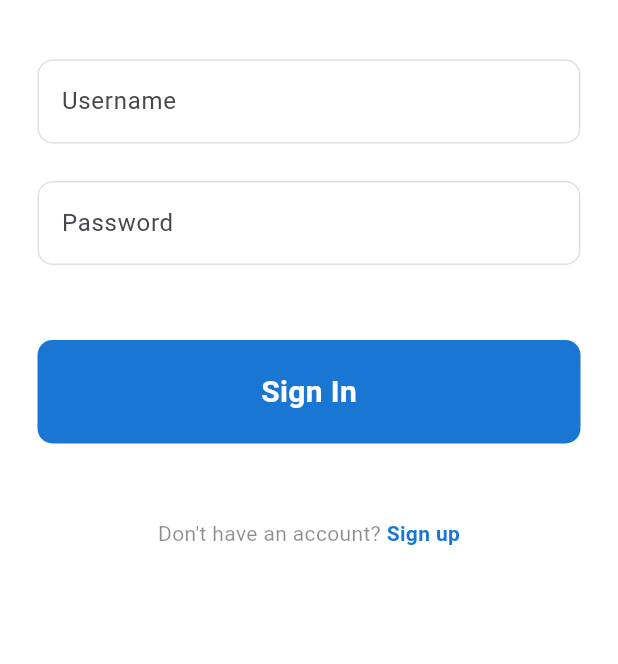
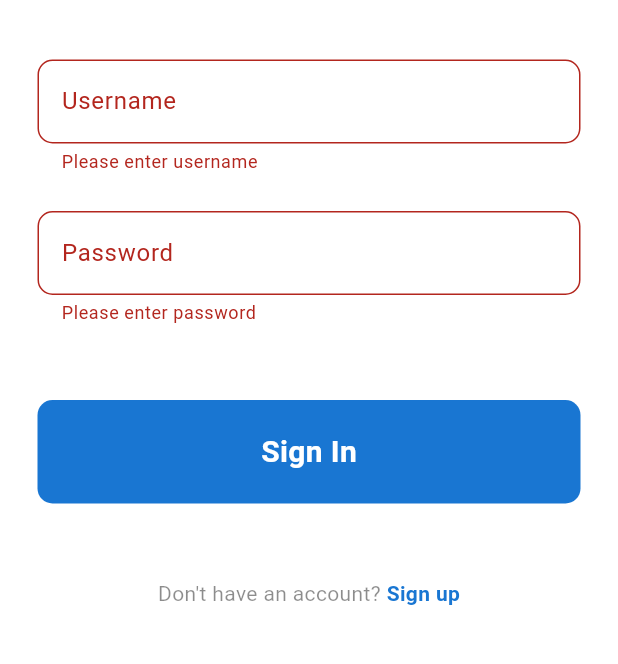
Before and after one commit to Naxn1a/Expense-Tracker-App, a Flutter app: the SignInScreen widget shown alone on an empty page, opened directly, after a tap on "Sign In", on a phone screen of 412 x 824 dp, the part 368-1032 px from its top. Run offline on Flutter 3.47's test engine with Material 3 defaults, Android fonts, the phone set to English and light mode, and no system bars.

```diff
--- a/expense_tracker_app/lib/components/sign_field.dart
+++ b/expense_tracker_app/lib/components/sign_field.dart
@@ -3,6 +3,7 @@ import 'package:flutter/material.dart';
 class SignField extends StatelessWidget {
   final TextEditingController controller;
   final bool obscureText;
+  final String? Function(String?)? validator;
   final Widget label;
   final String hintText;
 
@@ -10,15 +11,17 @@ class SignField extends StatelessWidget {
     super.key,
     required this.controller,
     required this.obscureText,
+    required this.validator,
     required this.label,
     required this.hintText,
   });
 
   @override
   Widget build(BuildContext context) {
-    return TextField(
+    return TextFormField(
       controller: controller,
       obscureText: obscureText,
+      validator: validator,
       decoration: InputDecoration(
         label: label,
         hintText: hintText,
--- a/expense_tracker_app/lib/screens/signin_screen.dart
+++ b/expense_tracker_app/lib/screens/signin_screen.dart
@@ -12,8 +12,19 @@ class SignInScreen extends StatefulWidget {
 }
 
 class _SignInScreenState extends State<SignInScreen> {
+  final _formKey = GlobalKey<FormState>();
   final usernameController = TextEditingController();
   final passwordController = TextEditingController();
+
+  handleSignIn() {
+    if (_formKey.currentState!.validate()) {
+      ScaffoldMessenger.of(context).showSnackBar(
+        const SnackBar(
+          content: Text('Sign In Successful'),
+        ),
+      );
+    }
+  }
 
   @override
   Widget build(BuildContext context) {
@@ -39,6 +50,7 @@ class _SignInScreenState extends State<SignInScreen> {
               ),
               child: SingleChildScrollView(
                 child: Form(
+                  key: _formKey,
                   child: Column(
                     crossAxisAlignment: CrossAxisAlignment.center,
                     children: [
@@ -56,6 +68,12 @@ class _SignInScreenState extends State<SignInScreen> {
                       SignField(
                         controller: TextEditingController(),
                         obscureText: false,
+                        validator: (v) {
+                          if (v == null || v.isEmpty) {
+                            return 'Please enter username';
+                          }
+                          return null;
+                        },
                         label: const Text('Username'),
                         hintText: 'Enter Username',
                       ),
@@ -65,13 +83,19 @@ class _SignInScreenState extends State<SignInScreen> {
                       SignField(
                         controller: TextEditingController(),
                         obscureText: true,
+                        validator: (v) {
+                          if (v == null || v.isEmpty) {
+                            return 'Please enter password';
+                          }
+                          return null;
+                        },
                         label: const Text('Password'),
                         hintText: 'Enter Password',
                       ),
                       const SizedBox(
                         height: 50.0,
                       ),
-                      SignButton(onTap: () {}, text: "Sign In"),
+                      SignButton(onTap: handleSignIn, text: "Sign In"),
                       const SizedBox(
                         height: 50.0,
                       ),
```
Also changed, not shown: expense_tracker_app/lib/screens/signup_screen.dart (+34 -1 lines).
